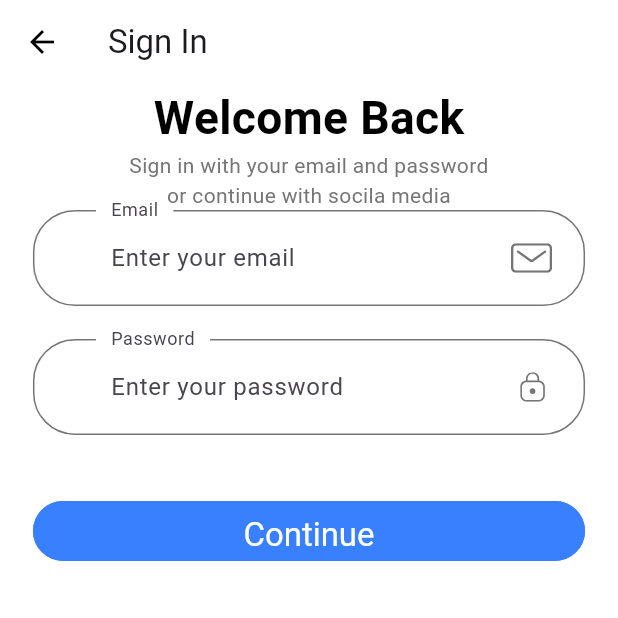
After one commit to thuyavansc/flutter_onboarding_signup, a Flutter app: the screen it shows after launch, after a tap on "Skip", after a tap on "Done", on a phone screen of 412 x 824 dp, the top half of it. The commit adds this screen. Run offline on Flutter 3.47's test engine with Material 3 defaults, Android fonts, the light colour scheme and no system bars; drawn by our look-alikes of getwidget; our stand-ins replace flutter_svg, gap, lottie, smooth_page_indicator; Roboto replaces fonts that are missing (Muli).

Commit message:
form validation inserted

```diff
--- /dev/null
+++ b/lib/constants.dart
@@ -0,0 +1,23 @@
+
+import 'package:flutter/material.dart';
+
+const kPrimaryColor = Color(0xFFFF7643);
+const kPrimaryLightColor = Color(0xFFFFECDF);
+const kPrimaryGradientColor = LinearGradient(
+  begin: Alignment.topLeft,
+  end: Alignment.bottomRight,
+  colors: [Color(0xFFFFA53E), Color(0xFFFF7643)],
+);
+const kSecondaryColor = Color(0xFF979797);
+const kTextColor = Color(0xFF757575);
+
+const kAnimationDuration = Duration(milliseconds: 200);
+
+// Form Error
+final RegExp emailValidatorRegExp =
+RegExp(r"^[a-zA-Z0-9.]+@[a-zA-Z0-9]+\.[a-zA-Z]+");
+const String kEmailNullError = "Please Enter your email";
+const String kInvalidEmailError = "Please Enter Valid Email";
+const String kPassNullError = "Please Enter your password";
+const String kShortPassError = "Password is too short";
+const String kMatchPassError = "Passwords don't match";
--- a/lib/main.dart
+++ b/lib/main.dart
@@ -1,4 +1,5 @@
 import 'package:flutter/material.dart';
+import 'package:flutter_onboarding_signup/theme.dart';
 
 import 'onboarding_screen.dart';
 
@@ -14,10 +15,11 @@ class MyApp extends StatelessWidget {
   Widget build(BuildContext context) {
     return MaterialApp(
       title: 'Flutter Demo',
-      theme: ThemeData(
-        colorScheme: ColorScheme.fromSeed(seedColor: Colors.deepPurple),
-        useMaterial3: true,
-      ),
+      theme: theme(),
+      // ThemeData(
+      //   colorScheme: ColorScheme.fromSeed(seedColor: Colors.deepPurple),
+      //   useMaterial3: true,
+      // )
       home: const OnBardingScreen(),
     );
   }
--- a/lib/onboarding_screen.dart
+++ b/lib/onboarding_screen.dart
@@ -2,6 +2,7 @@
 import 'package:flutter/cupertino.dart';
 import 'package:flutter/material.dart';
 import 'package:flutter_onboarding_signup/intro_screen/intro_page_1.dart';
+import 'package:flutter_onboarding_signup/sign_in/sign_in_screen.dart';
 import 'package:smooth_page_indicator/smooth_page_indicator.dart';
 
 import 'intro_screen/home_page.dart';
@@ -62,7 +63,7 @@ class _OnBardingScreenState extends State<OnBardingScreen> {
                  onTap:(){
                    Navigator.push(context,
                      MaterialPageRoute(builder: (context) {
-                       return HomePage();
+                       return SignInScreen();
                      },
                     ),
                    );
--- /dev/null
+++ b/lib/sign_in/components/custom_suffix_icon.dart
@@ -0,0 +1,23 @@
+
+import 'package:flutter/cupertino.dart';
+import 'package:flutter_svg/svg.dart';
+
+import '../../size_config.dart';
+
+class CustomSuffixIcon extends StatelessWidget {
+  const CustomSuffixIcon({
+    super.key, required this.svgIcon,
+  });
+  final String svgIcon;
+
+  @override
+  Widget build(BuildContext context) {
+    return Padding(
+      padding: EdgeInsets.fromLTRB(0, getProportionateScreenWidth(20), getProportionateScreenWidth(20), getProportionateScreenWidth(20)),
+      child: SvgPicture.asset(
+        svgIcon,
+        height: getProportionateScreenWidth(18),
+      ),
+    );
+  }
+}
--- /dev/null
+++ b/lib/sign_in/components/sign_in_body.dart
@@ -0,0 +1,169 @@
+
+import 'package:flutter/cupertino.dart';
+import 'package:flutter/material.dart';
+import 'package:flutter_svg/svg.dart';
+import 'package:gap/gap.dart';
+import 'package:getwidget/components/button/gf_button.dart';
+import 'package:getwidget/shape/gf_button_shape.dart';
+import 'package:getwidget/size/gf_size.dart';
+
+import '../../constants.dart';
+import '../../size_config.dart';
+import 'custom_suffix_icon.dart';
+import 'form_error.dart';
+
+class SignInBody extends StatelessWidget {
+  const SignInBody({super.key});
+
+  @override
+  Widget build(BuildContext context) {
+    return SafeArea(
+        child: SizedBox(
+          width: double.infinity,
+          child: Padding(
+            padding: EdgeInsets.symmetric(horizontal: getProportionateScreenWidth(20)),
+            child: Column(
+              children: [
+                Text('Welcome Back', style: TextStyle(
+                  color: Colors.black,
+                  fontSize: getProportionateScreenWidth(28),
+                  fontWeight: FontWeight.bold,
+                  ),
+                ),
+                Text('Sign in with your email and password \nor continue with socila media',
+                  textAlign: TextAlign.center,
+                ),
+                SignForm(),
+              ],
+            ),
+          ),
+        )
+    );
+  }
+}
+
+class SignForm extends StatefulWidget {
+
+  SignForm({super.key});
+
+  @override
+  State<SignForm> createState() => _SignFormState();
+}
+
+class _SignFormState extends State<SignForm> {
+  final _formKey = GlobalKey<FormState>();
+  late String email;
+  late String password;
+  final List<String> errors = [];
+
+
+  @override
+  Widget build(BuildContext context) {
+    //errors.add('Please enter your email');
+
+    return Form(
+      key: _formKey,
+      child: Column(
+        children: [
+          buildEmailFormField(),
+          Gap(getProportionateScreenWidth(20)),
+          buildPasswordFormField(),
+          Gap(getProportionateScreenWidth(20)),
+          FormError(errors: errors),
+          Gap(getProportionateScreenWidth(20)),
+          GFButton(
+            onPressed: (){
+              if(_formKey.currentState != null && _formKey.currentState!.validate()){
+                _formKey.currentState!.save();
+                // Perform actions after form submission
+              }
+            },
+            text: "Continue",
+            textStyle: TextStyle(fontSize: getProportionateScreenWidth(20)),
+            padding: EdgeInsets.symmetric(vertical: 10, horizontal: 10),
+            shape: GFButtonShape.pills,
+            fullWidthButton: true,
+            size: GFSize.LARGE,
+
+          ),
+
+        ],
+      ),
+    );
+  }
+
+  TextFormField buildPasswordFormField() {
+    return TextFormField(
+      obscureText: true,
+      onSaved: (newValue) => password = newValue!,
+      onChanged: (value){
+        if(value!.isEmpty && !errors.contains(kPassNullError)){
+          setState(() {
+            errors.remove(kPassNullError);
+          });
+        } else if (value.length >= 8 && !errors.contains(kShortPassError)){
+          setState(() {
+            errors.remove(kShortPassError);
+          });
+        }
+        return null;
+      },
+      validator: (value) {
+        if(value!.isEmpty && !errors.contains(kPassNullError)){
+          setState(() {
+            errors.add(kPassNullError);
+          });
+        } else if (value.length < 8 && !errors.contains(kShortPassError)){
+          setState(() {
+            errors.add(kShortPassError);
+          });
+        }
+        return null;
+      },
+      decoration: const InputDecoration(
+        labelText: 'Password',
+        hintText: 'Enter your password',
+        floatingLabelBehavior: FloatingLabelBehavior.always,
+        suffixIcon: CustomSuffixIcon(svgIcon: 'assets/icons/Lock.svg',),
+      ),
+    );
+  }
+
+  TextFormField buildEmailFormField() {
+    return TextFormField(
+          keyboardType: TextInputType.emailAddress,
+          onSaved: (newValue) => email = newValue!,
+          onChanged: (value){
+            if(value.isNotEmpty && errors.contains(kEmailNullError)){
+              setState(() {
+                errors.remove(kEmailNullError);
+              });
+            } else if(emailValidatorRegExp.hasMatch(value) && errors.contains(kInvalidEmailError)){
+              setState(() {
+                errors.remove(kInvalidEmailError);
+              });
+            }
+            return null;
+          },
+          validator: (value) {
+            if(value!.isEmpty && !errors.contains(kEmailNullError)){
+              setState(() {
+                errors.add(kEmailNullError);
+              });
+            } else if (!emailValidatorRegExp.hasMatch(value) && !errors.contains(kInvalidEmailError)){
+              setState(() {
+                errors.add(kInvalidEmailError);
+              });
+            }
+            return null;
+          },
+          decoration: InputDecoration(
+            labelText: 'Email',
+            hintText: 'Enter your email',
+            floatingLabelBehavior: FloatingLabelBehavior.always,
+            suffixIcon: CustomSuffixIcon(svgIcon: 'assets/icons/Mail.svg',),
+            errorText: errors.contains(kEmailNullError) ? kEmailNullError : null,
+          ),
+        );
+  }
+}
--- /dev/null
+++ b/lib/sign_in/sign_in_screen.dart
@@ -0,0 +1,22 @@
+
+import 'package:flutter/cupertino.dart';
+import 'package:flutter/material.dart';
+
+import '../size_config.dart';
+import 'components/sign_in_body.dart';
+
+class SignInScreen extends StatelessWidget {
+  const SignInScreen({super.key});
+  static String routeName = '/sign_in';
+  @override
+  Widget build(BuildContext context) {
+    SizeConfig().init(context);
+
+    return Scaffold(
+      appBar: AppBar(
+        title: Text('Sign In'),
+      ),
+      body: SignInBody(),
+    );
+  }
+}
--- /dev/null
+++ b/lib/size_config.dart
@@ -0,0 +1,31 @@
+
+import 'package:flutter/material.dart';
+
+class SizeConfig {
+  static late MediaQueryData _mediaQueryData; // Using late keyword to defer initialization
+  static double screenWidth = 0;
+  static double screenHeight = 0;
+  static double defaultSize = 0;
+  static Orientation orientation = Orientation.portrait;
+
+  void init(BuildContext context) {
+    _mediaQueryData = MediaQuery.of(context);
+    screenWidth = _mediaQueryData.size.width;
+    screenHeight = _mediaQueryData.size.height;
+    orientation = _mediaQueryData.orientation;
+  }
+}
+
+// Get the proportionate height as per screen size
+double getProportionateScreenHeight(double inputHeight) {
+  double screenHeight = SizeConfig.screenHeight;
+  // 812 is the layout height that designer use
+  return (inputHeight / 812.0) * screenHeight;
+}
+
+// Get the proportionate height as per screen size
+double getProportionateScreenWidth(double inputWidth) {
+  double screenWidth = SizeConfig.screenWidth;
+  // 375 is the layout width that designer use
+  return (inputWidth / 375.0) * screenWidth;
+}
--- /dev/null
+++ b/lib/theme.dart
@@ -0,0 +1,62 @@
+
+import 'package:flutter/material.dart';
+
+import 'constants.dart';
+
+ThemeData theme() {
+  return ThemeData(
+    scaffoldBackgroundColor: Colors.white,
+    fontFamily: "Muli",
+    appBarTheme: appBarTheme(),
+    textTheme: textTheme(),
+    inputDecorationTheme: inputDecorationTheme(),
+    visualDensity: VisualDensity.adaptivePlatformDensity,
+  );
+}
+
+InputDecorationTheme inputDecorationTheme() {
+  OutlineInputBorder outlineInputBorder = OutlineInputBorder(
+    borderRadius: BorderRadius.circular(28),
+    borderSide: BorderSide(color: kTextColor),
+    gapPadding: 10,
+  );
+  return InputDecorationTheme(
+    // If  you are using latest version of flutter then lable text and hint text shown like this
+    // if you r using flutter less then 1.20.* then maybe this is not working properly
+    // if we are define our floatingLabelBehavior in our theme then it's not applayed
+    // floatingLabelBehavior: FloatingLabelBehavior.always,
+    contentPadding: EdgeInsets.symmetric(horizontal: 42, vertical: 20),
+    enabledBorder: outlineInputBorder,
+    focusedBorder: outlineInputBorder,
+    border: outlineInputBorder,
+  );
+}
+
+TextTheme textTheme() {
+  return TextTheme(
+    bodyText1: TextStyle(color: kTextColor),
+    bodyText2: TextStyle(color: kTextColor),
+  );
+}
+
+AppBarTheme appBarTheme() {
+  return AppBarTheme(
+    color: Colors.white,
+    elevation: 0,
+    //brightness: Brightness.light,
+    iconTheme: IconThemeData(color: Colors.black),
+    // textTheme: TextTheme(
+    //   headline6: TextStyle(color: Color(0XFF8B8B8B), fontSize: 18),
+    // ),
+  );
+}
+
+final ButtonStyle raisedButtonStyle = ElevatedButton.styleFrom(
+  onPrimary: Colors.black87,
+  primary: Colors.grey[300],
+  minimumSize: Size(88, 36),
+  padding: EdgeInsets.symmetric(horizontal: 16),
+  shape: const RoundedRectangleBorder(
+    borderRadius: BorderRadius.all(Radius.circular(2)),
+  ),
+);
--- a/pubspec.yaml
+++ b/pubspec.yaml
@@ -37,6 +37,9 @@ dependencies:
   cupertino_icons: ^1.0.2
   smooth_page_indicator: ^1.1.0
   lottie: ^3.1.0
+  flutter_svg: ^2.0.10+1
+  gap: ^3.0.1
+  getwidget: ^4.0.0
 
 dev_dependencies:
   flutter_test:
@@ -66,6 +69,7 @@ flutter:
   #   - images/a_dot_ham.jpeg
   assets:
     - assets/lottie/
+    - assets/icons/
 
   # An image asset can refer to one or more resolution-specific "variants", see
   # https://flutter.dev/assets-and-images/#resolution-aware
```
Also changed, not shown: lib/routes.dart (added, +7 -0 lines), lib/sign_in/components/form_error.dart (added, +32 -0 lines), assets/icons/Error.svg (added), assets/icons/Lock.svg (added), assets/icons/Mail.svg (added), pubspec.lock.
